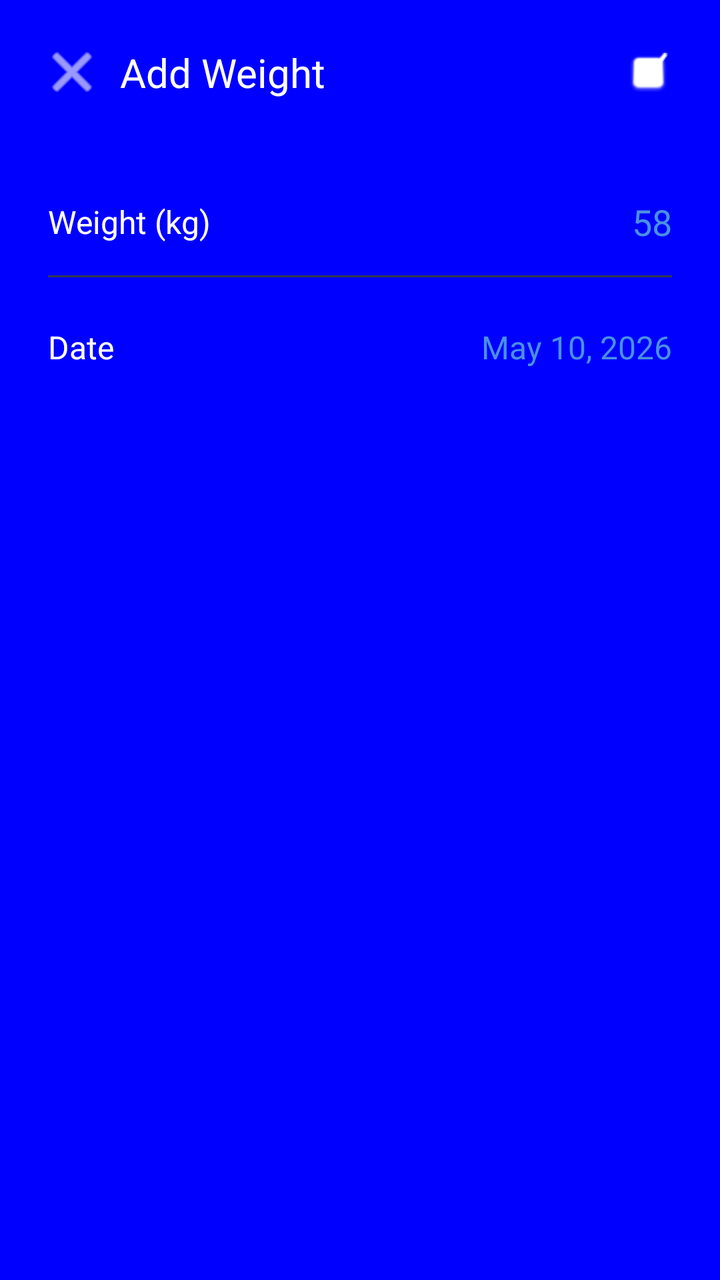
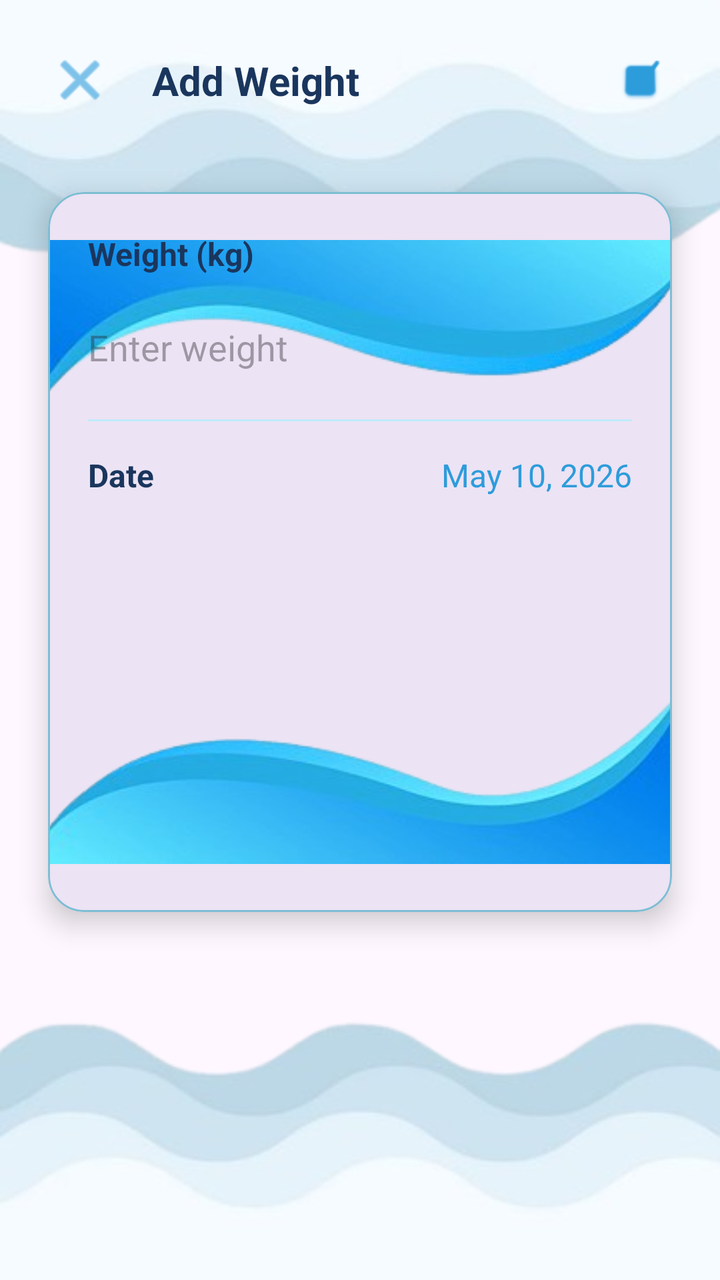

Compare the two renders of this Android layout. The source of the first and the diff that turns it into the second are given below.
<!-- AndroidManifest.xml: application theme Theme.HeronHealth -->
<!-- res/layout/activity_update_weight.xml -->
<?xml version="1.0" encoding="utf-8"?>
<androidx.constraintlayout.widget.ConstraintLayout xmlns:android="http://schemas.android.com/apk/res/android"
    xmlns:app="http://schemas.android.com/apk/res-auto"
    xmlns:tools="http://schemas.android.com/tools"
    android:id="@+id/main"
    android:layout_width="match_parent"
    android:layout_height="match_parent"
    tools:context=".UpdateWeightActivity"
    android:background="@color/blue">
    <ImageButton
        android:id="@+id/btnCancel"
        android:layout_width="48dp"
        android:layout_height="48dp"
        android:layout_marginStart="12dp"
        android:layout_marginTop="12dp"
        android:background="?attr/selectableItemBackgroundBorderless"
        android:src="@android:drawable/ic_menu_close_clear_cancel"
        app:layout_constraintStart_toStartOf="parent"
        app:layout_constraintTop_toTopOf="parent"
        app:tint="#FFFFFF" />

    <TextView
        android:id="@+id/tvTitle"
        android:layout_width="wrap_content"
        android:layout_height="wrap_content"
        android:text="Add Weight"
        android:textColor="#FFFFFF"
        android:textSize="20sp"
        app:layout_constraintBottom_toBottomOf="@+id/btnCancel"
        app:layout_constraintStart_toEndOf="@+id/btnCancel"
        app:layout_constraintTop_toTopOf="@+id/btnCancel" />

    <ImageButton
        android:id="@+id/btnSave"
        android:layout_width="48dp"
        android:layout_height="48dp"
        android:layout_marginEnd="12dp"
        android:background="?attr/selectableItemBackgroundBorderless"
        android:src="@android:drawable/checkbox_on_background"
        app:layout_constraintBottom_toBottomOf="@+id/btnCancel"
        app:layout_constraintEnd_toEndOf="parent"
        app:layout_constraintTop_toTopOf="@+id/btnCancel"
        app:tint="#FFFFFF" />

    
    <TextView
        android:id="@+id/lblWeight"
        android:layout_width="wrap_content"
        android:layout_height="wrap_content"
        android:layout_marginStart="24dp"
        android:layout_marginTop="40dp"
        android:text="Weight (kg)"
        android:textColor="#FFFFFF"
        android:textSize="16sp"
        app:layout_constraintStart_toStartOf="parent"
        app:layout_constraintTop_toBottomOf="@+id/btnCancel" />

    <EditText
        android:id="@+id/etWeightValue"
        android:layout_width="wrap_content"
        android:layout_height="wrap_content"
        android:layout_marginEnd="24dp"
        android:background="@null"
        android:inputType="numberDecimal"
        android:text="58"
        android:textColor="#4A90E2"
        android:textSize="18sp"
        app:layout_constraintBottom_toBottomOf="@+id/lblWeight"
        app:layout_constraintEnd_toEndOf="parent"
        app:layout_constraintTop_toTopOf="@+id/lblWeight" />

    <View
        android:id="@+id/divider"
        android:layout_width="match_parent"
        android:layout_height="1dp"
        android:layout_marginHorizontal="24dp"
        android:layout_marginTop="16dp"
        android:background="#33384D"
        app:layout_constraintTop_toBottomOf="@+id/lblWeight" />

    <TextView
        android:id="@+id/lblDate"
        android:layout_width="wrap_content"
        android:layout_height="wrap_content"
        android:layout_marginStart="24dp"
        android:layout_marginTop="24dp"
        android:text="Date"
        android:textColor="#FFFFFF"
        android:textSize="16sp"
        app:layout_constraintStart_toStartOf="parent"
        app:layout_constraintTop_toBottomOf="@+id/divider" />

    <TextView
        android:id="@+id/tvDateValue"
        android:layout_width="wrap_content"
        android:layout_height="wrap_content"
        android:layout_marginEnd="24dp"
        android:text="May 10, 2026"
        android:textColor="#4A90E2"
        android:textSize="16sp"
        app:layout_constraintBottom_toBottomOf="@+id/lblDate"
        app:layout_constraintEnd_toEndOf="parent"
        app:layout_constraintTop_toTopOf="@+id/lblDate" />

</androidx.constraintlayout.widget.ConstraintLayout>
<!-- resources referenced by this layout -->
<resources>
  <color name="blue">#0000FF</color>
  <style name="Theme.HeronHealth" parent="Base.Theme.HeronHealth" />
  <style name="Base.Theme.HeronHealth" parent="Theme.Material3.DayNight.NoActionBar">
          
          
      </style>
</resources>

<!-- the commit's change to res/layout/activity_update_weight.xml (unified diff, before → after) -->
@@ -1,105 +1,141 @@
 <?xml version="1.0" encoding="utf-8"?>
-<androidx.constraintlayout.widget.ConstraintLayout xmlns:android="http://schemas.android.com/apk/res/android"
+<androidx.constraintlayout.widget.ConstraintLayout
+    xmlns:android="http://schemas.android.com/apk/res/android"
     xmlns:app="http://schemas.android.com/apk/res-auto"
     xmlns:tools="http://schemas.android.com/tools"
     android:id="@+id/main"
     android:layout_width="match_parent"
     android:layout_height="match_parent"
-    tools:context=".UpdateWeightActivity"
-    android:background="@color/blue">
+    android:background="@drawable/bg4"
+    tools:context=".UpdateWeightActivity">
+
+    
     <ImageButton
         android:id="@+id/btnCancel"
         android:layout_width="48dp"
         android:layout_height="48dp"
-        android:layout_marginStart="12dp"
-        android:layout_marginTop="12dp"
+        android:layout_marginStart="16dp"
+        android:layout_marginTop="16dp"
         android:background="?attr/selectableItemBackgroundBorderless"
         android:src="@android:drawable/ic_menu_close_clear_cancel"
+        app:tint="#2D9CDB"
         app:layout_constraintStart_toStartOf="parent"
-        app:layout_constraintTop_toTopOf="parent"
-        app:tint="#FFFFFF" />
+        app:layout_constraintTop_toTopOf="parent"/>
 
     <TextView
         android:id="@+id/tvTitle"
         android:layout_width="wrap_content"
         android:layout_height="wrap_content"
         android:text="Add Weight"
-        android:textColor="#FFFFFF"
+        android:textColor="#1A365D"
         android:textSize="20sp"
-        app:layout_constraintBottom_toBottomOf="@+id/btnCancel"
-        app:layout_constraintStart_toEndOf="@+id/btnCancel"
-        app:layout_constraintTop_toTopOf="@+id/btnCancel" />
+        android:textStyle="bold"
+        app:layout_constraintStart_toEndOf="@id/btnCancel"
+        app:layout_constraintTop_toTopOf="@id/btnCancel"
+        app:layout_constraintBottom_toBottomOf="@id/btnCancel"
+        android:layout_marginStart="12dp"/>
 
     <ImageButton
         android:id="@+id/btnSave"
         android:layout_width="48dp"
         android:layout_height="48dp"
-        android:layout_marginEnd="12dp"
+        android:layout_marginEnd="16dp"
         android:background="?attr/selectableItemBackgroundBorderless"
         android:src="@android:drawable/checkbox_on_background"
-        app:layout_constraintBottom_toBottomOf="@+id/btnCancel"
+        app:tint="#2D9CDB"
         app:layout_constraintEnd_toEndOf="parent"
-        app:layout_constraintTop_toTopOf="@+id/btnCancel"
-        app:tint="#FFFFFF" />
+        app:layout_constraintTop_toTopOf="@id/btnCancel"/>
 
     
-    <TextView
-        android:id="@+id/lblWeight"
-        android:layout_width="wrap_content"
+    <com.google.android.material.card.MaterialCardView
+        android:id="@+id/cardWeight"
+        android:layout_width="0dp"
         android:layout_height="wrap_content"
-        android:layout_marginStart="24dp"
-        android:layout_marginTop="40dp"
-        android:text="Weight (kg)"
-        android:textColor="#FFFFFF"
-        android:textSize="16sp"
+        android:layout_marginTop="32dp"
+        android:layout_marginHorizontal="24dp"
+        app:cardCornerRadius="18dp"
+        app:cardElevation="8dp"
+        app:strokeColor="#7dbed4"
+        app:strokeWidth="1dp"
+        app:layout_constraintTop_toBottomOf="@id/btnCancel"
         app:layout_constraintStart_toStartOf="parent"
-        app:layout_constraintTop_toBottomOf="@+id/btnCancel" />
+        app:layout_constraintEnd_toEndOf="parent">
 
-    <EditText
-        android:id="@+id/etWeightValue"
-        android:layout_width="wrap_content"
-        android:layout_height="wrap_content"
-        android:layout_marginEnd="24dp"
-        android:background="@null"
-        android:inputType="numberDecimal"
-        android:text="58"
-        android:textColor="#4A90E2"
-        android:textSize="18sp"
-        app:layout_constraintBottom_toBottomOf="@+id/lblWeight"
-        app:layout_constraintEnd_toEndOf="parent"
-        app:layout_constraintTop_toTopOf="@+id/lblWeight" />
+        <ImageView
+            android:layout_width="match_parent"
+            android:layout_height="match_parent"
+            android:src="@drawable/bg3"/>
 
-    <View
-        android:id="@+id/divider"
-        android:layout_width="match_parent"
-        android:layout_height="1dp"
-        android:layout_marginHorizontal="24dp"
-        android:layout_marginTop="16dp"
-        android:background="#33384D"
-        app:layout_constraintTop_toBottomOf="@+id/lblWeight" />
+        <androidx.constraintlayout.widget.ConstraintLayout
+            android:layout_width="match_parent"
+            android:layout_height="wrap_content"
+            android:padding="20dp">
 
-    <TextView
-        android:id="@+id/lblDate"
-        android:layout_width="wrap_content"
-        android:layout_height="wrap_content"
-        android:layout_marginStart="24dp"
-        android:layout_marginTop="24dp"
-        android:text="Date"
-        android:textColor="#FFFFFF"
-        android:textSize="16sp"
-        app:layout_constraintStart_toStartOf="parent"
-        app:layout_constraintTop_toBottomOf="@+id/divider" />
+            
+            <TextView
+                android:id="@+id/lblWeight"
+                android:layout_width="wrap_content"
+                android:layout_height="wrap_content"
+                android:text="Weight (kg)"
+                android:textColor="#1A365D"
+                android:textSize="16sp"
+                android:textStyle="bold"
+                app:layout_constraintStart_toStartOf="parent"
+                app:layout_constraintTop_toTopOf="parent"/>
 
-    <TextView
-        android:id="@+id/tvDateValue"
-        android:layout_width="wrap_content"
-        android:layout_height="wrap_content"
-        android:layout_marginEnd="24dp"
-        android:text="May 10, 2026"
-        android:textColor="#4A90E2"
-        android:textSize="16sp"
-        app:layout_constraintBottom_toBottomOf="@+id/lblDate"
-        app:layout_constraintEnd_toEndOf="parent"
-        app:layout_constraintTop_toTopOf="@+id/lblDate" />
+            
+            <EditText
+                android:id="@+id/etWeightValue"
+                android:layout_width="0dp"
+                android:layout_height="48dp"
+                android:layout_marginTop="12dp"
+                android:background="@android:color/transparent"
+                android:hint="Enter weight"
+                android:inputType="numberDecimal"
+                android:textColor="#2D9CDB"
+                android:textSize="18sp"
+                app:layout_constraintStart_toStartOf="parent"
+                app:layout_constraintEnd_toEndOf="parent"
+                app:layout_constraintTop_toBottomOf="@id/lblWeight"/>
+
+            
+            <View
+                android:id="@+id/divider"
+                android:layout_width="0dp"
+                android:layout_height="1dp"
+                android:layout_marginTop="12dp"
+                android:background="#beebfa"
+                app:layout_constraintTop_toBottomOf="@id/etWeightValue"
+                app:layout_constraintStart_toStartOf="parent"
+                app:layout_constraintEnd_toEndOf="parent"/>
+
+            
+            <TextView
+                android:id="@+id/lblDate"
+                android:layout_width="wrap_content"
+                android:layout_height="wrap_content"
+                android:layout_marginTop="16dp"
+                android:text="Date"
+                android:textColor="#1A365D"
+                android:textSize="16sp"
+                android:textStyle="bold"
+                app:layout_constraintTop_toBottomOf="@id/divider"
+                app:layout_constraintStart_toStartOf="parent"/>
+
+            
+            <TextView
+                android:id="@+id/tvDateValue"
+                android:layout_width="wrap_content"
+                android:layout_height="wrap_content"
+                android:text="May 10, 2026"
+                android:textColor="#2D9CDB"
+                android:textSize="16sp"
+                app:layout_constraintEnd_toEndOf="parent"
+                app:layout_constraintBottom_toBottomOf="@id/lblDate"
+                app:layout_constraintTop_toTopOf="@id/lblDate"/>
+
+        </androidx.constraintlayout.widget.ConstraintLayout>
+
+    </com.google.android.material.card.MaterialCardView>
 
 </androidx.constraintlayout.widget.ConstraintLayout>
<!-- resource entries referenced after the edit -->
@@ -1,6 +1,7 @@
 <!-- resources referenced by this layout -->
 <resources>
-  <color name="blue">#0000FF</color>
+  <!-- drawable bg3: png bitmap (drawable, 74321 bytes) -->
+  <!-- drawable bg4: png bitmap (drawable, 73502 bytes) -->
   <style name="Theme.HeronHealth" parent="Base.Theme.HeronHealth" />
   <style name="Base.Theme.HeronHealth" parent="Theme.Material3.DayNight.NoActionBar">
           
